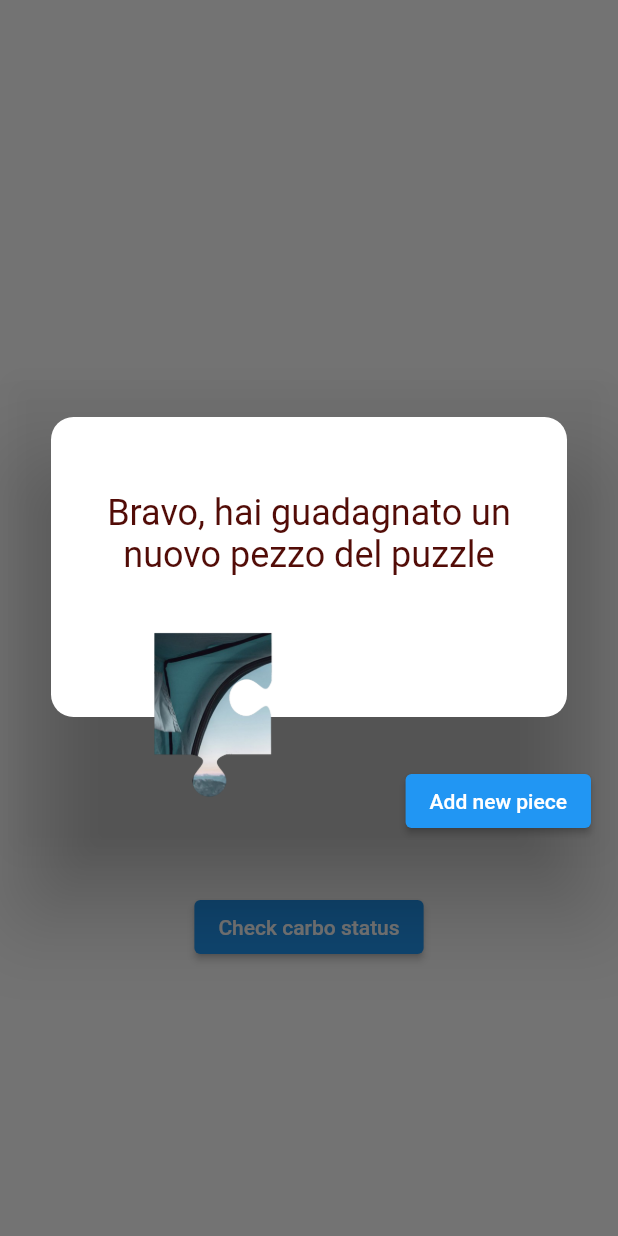
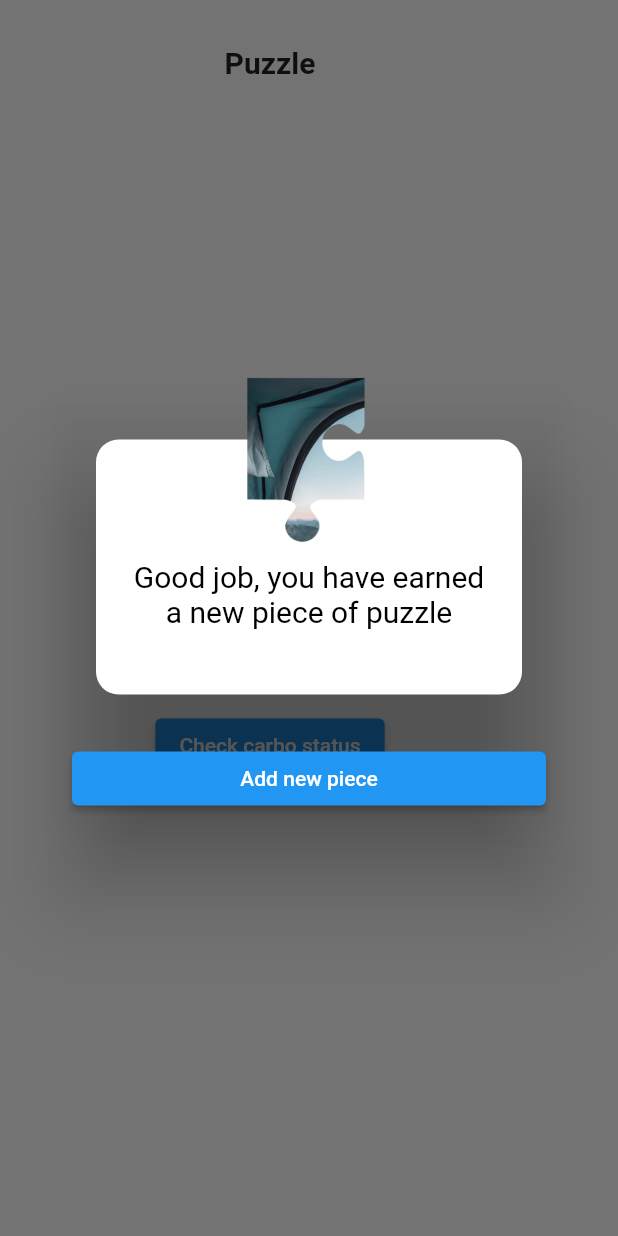
Before and after one commit to DavideBombassei/CarboTracker, a Flutter app: the EvolvingImage widget shown alone on an empty page, opened directly, after a tap on "Check carbo status", on a phone screen of 412 x 824 dp. Run offline on Flutter 3.47's test engine with Material 2 defaults, Android fonts, the phone set to English and light mode, and no system bars; our stand-ins replace avatar_glow, table_calendar; missing offline and left inert: dynamic_themes.

Commit message:
modified alertDialog in evolvingimage

```diff
--- a/app19/lib/screens/evolvingimage.dart
+++ b/app19/lib/screens/evolvingimage.dart
@@ -27,16 +27,26 @@ class _EvolvingImageState extends State<EvolvingImage> {
   Widget build(BuildContext context) {
     _controllDate =
         DateTime(_controllDate.year, _controllDate.month, _controllDate.day);
-    return Column(
-      mainAxisAlignment: MainAxisAlignment.center,
+    return Container(
+        margin: new EdgeInsets.symmetric(horizontal: 20.0),
+        child: Column(
+          mainAxisAlignment: MainAxisAlignment.start,
           children: [
-        Image.asset('assets/images/$numpuzzle$puz$_pezzo.png'),
+            const SizedBox(height: 30),
+            Text(
+              'Puzzle',
+              style: TextStyle(fontWeight: FontWeight.bold, fontSize: 20),
+            ),
+            const SizedBox(height: 50),
+            Image.asset('assets/images/$numpuzzle$puz$_pezzo.png',
+                width: 320, height: 320),
+            const SizedBox(height: 50),
             ElevatedButton(
               child: Text('Check carbo status'),
               onPressed: () {
                 DateTime currentDate = DateTime.now();
-            currentDate =
-                DateTime(currentDate.year, currentDate.month, currentDate.day);
+                currentDate = DateTime(
+                    currentDate.year, currentDate.month, currentDate.day);
                 if (currentDate == _controllDate) {
                   _checkstatus = false;
                 } else {
@@ -46,29 +56,36 @@ class _EvolvingImageState extends State<EvolvingImage> {
                   showDialog(
                       context: context,
                       builder: (_) => AlertDialog(
+                            insetPadding: EdgeInsets.symmetric(horizontal: 40),
                             backgroundColor: Colors.transparent,
-                        insetPadding: EdgeInsets.all(10),
+                            //insetPadding: EdgeInsets.all(30),
                             content: Stack(
                               overflow: Overflow.visible,
                               alignment: Alignment.center,
                               children: <Widget>[
                                 Container(
-                              width: double.infinity,
-                              height: 200,
+                                    //width: double.infinity,
+                                    height: 170,
                                     decoration: BoxDecoration(
                                         borderRadius: BorderRadius.circular(15),
-                                  color: Colors.white),
-                              padding: EdgeInsets.fromLTRB(20, 50, 20, 20),
-                              child: Text(
-                                  "Bravo, hai guadagnato un nuovo pezzo del puzzle",
+                                        color:
+                                            Color.fromARGB(255, 255, 255, 255)),
+                                    padding:
+                                        EdgeInsets.fromLTRB(20, 50, 20, 20),
+                                    child: Column(
+                                      children: [
+                                        const SizedBox(height: 30),
+                                        Text(
+                                            "Good job, you have earned a new piece of puzzle",
                                             style: TextStyle(
-                                      fontSize: 24,
-                                      color: Color.fromARGB(255, 82, 12, 7)),
+                                                fontSize: 20,
+                                                color: Color.fromARGB(
+                                                    255, 0, 0, 0)),
                                             textAlign: TextAlign.center),
-                            ),
+                                      ],
+                                    )),
                                 Positioned(
-                                top: 120,
-                                left: 35,
+                                    top: -65,
                                     child: Image.asset(
                                         'assets/images/$numpuzzle$pez${_pezzo + 1}.png',
                                         width: 150,
@@ -76,9 +93,18 @@ class _EvolvingImageState extends State<EvolvingImage> {
                               ],
                             ),
                             actions: <Widget>[
-                          ElevatedButton(
+                              Column(
+                                mainAxisAlignment: MainAxisAlignment.center,
+                                crossAxisAlignment: CrossAxisAlignment.stretch,
+                                children: [
+                                  SizedBox(
+                                    width: 100,
+                                    child: ElevatedButton(
                                         onPressed: _changeImage,
                                         child: Text('Add new piece')),
+                                  )
+                                ],
+                              ),
                             ],
                           ));
                 } else {
@@ -86,20 +112,20 @@ class _EvolvingImageState extends State<EvolvingImage> {
                     showDialog(
                         context: context,
                         builder: (_) => AlertDialog(
-                        content:
-                            Text('Peccato, non ci sono nuovi pezzi per te')));
+                            content: Text(
+                                'Peccato, non ci sono nuovi pezzi per te')));
                   } else {
                     showDialog(
                         context: context,
                         builder: (_) => AlertDialog(
-                        content:
-                            Text('Hai già ricevuto un nuovo pezzo per oggi')));
+                            content: Text(
+                                'Hai già ricevuto un nuovo pezzo per oggi')));
                   }
                 }
               },
             ),
           ],
-    );
+        ));
   }
 
   void _changeImage() {
```
Lines whose indentation alone changed are shown as unchanged.
